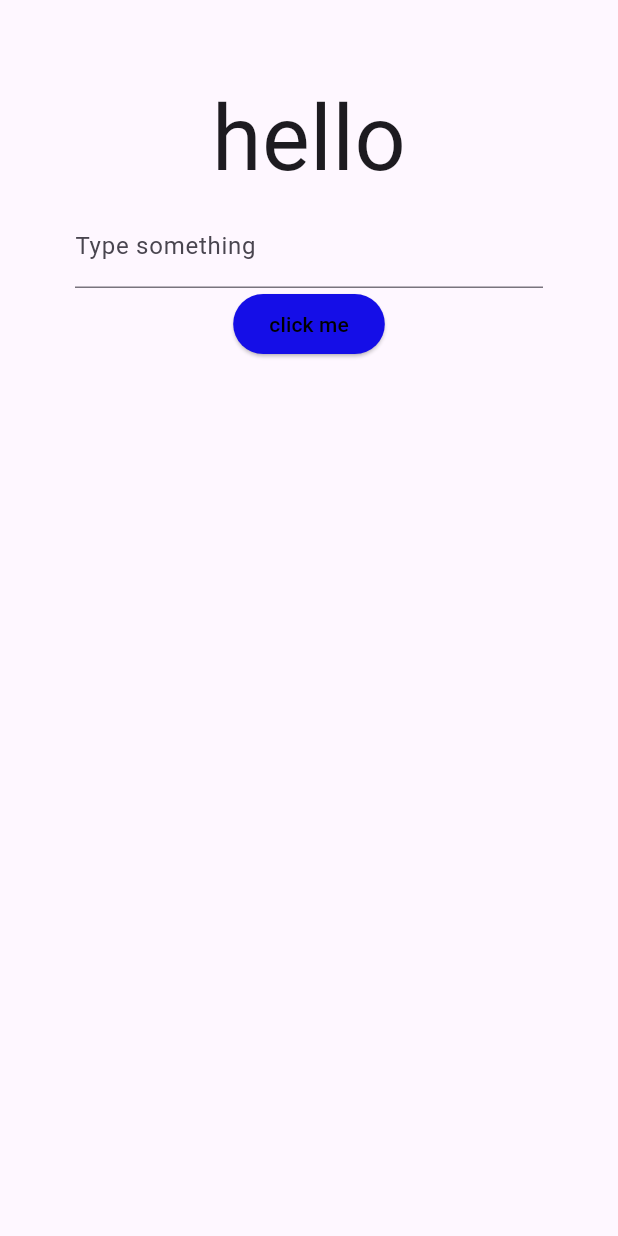
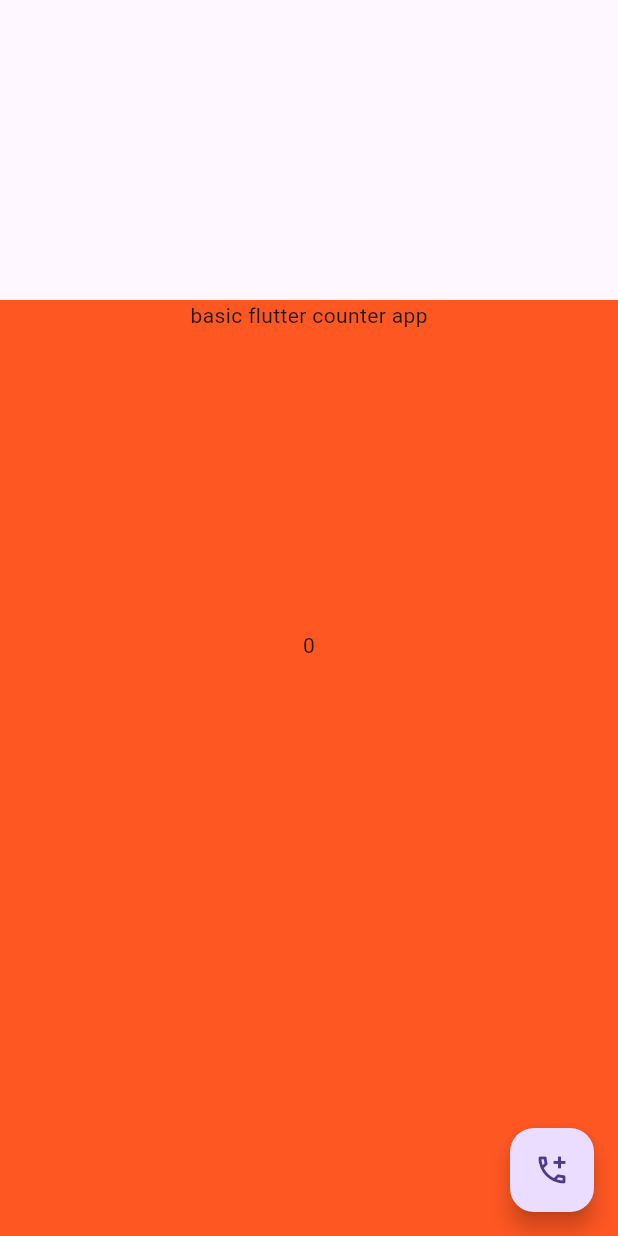
Before and after one commit to Jinsonjijy/sample_test, a Flutter app: the screen it shows after launch, on a phone screen of 412 x 824 dp. Run offline on Flutter 3.47's test engine with Material 3 defaults, Android fonts, the phone set to English and light mode, and no system bars.

Commit message:
done today's work

```diff
--- a/lib/main.dart
+++ b/lib/main.dart
@@ -1,4 +1,5 @@
 import 'package:flutter/material.dart';
+import 'package:testing_app/screen_home.dart';
 
 void main(){
   runApp(Myapp());
@@ -10,54 +11,9 @@ class Myapp extends StatelessWidget {
   Widget build(BuildContext context) {
     return MaterialApp(
       theme: ThemeData(
-        primarySwatch:Colors.indigo
+        primarySwatch:Colors.cyan
       ),
-      home: homescreen(),
+      home: ScreenHome(),
     );
   }
 }
-class homescreen extends StatefulWidget {
-   homescreen({super.key});
-
-  @override
-  State<homescreen> createState() => _homescreenState();
-}
-
-class _homescreenState extends State<homescreen> {
-  final _textcontroller=TextEditingController();
-
-  @override
-  Widget build(BuildContext context) {
-    return Scaffold(
-      body: Container(
-        padding: EdgeInsets.all(50),
-        child: Column(
-          children: [
-            Text('hello',style: TextStyle(fontSize: 60),),
-            TextField(
-              controller:_textcontroller,
-
-              decoration: InputDecoration(
-                labelText: 'Type something'
-              ),
-            ),
-            ElevatedButton(onPressed: (){
-              print(_textcontroller.text);
-              setState(() {
-                _textcontroller;
-              });
-            }, child: Text('click me'),style: ElevatedButton.styleFrom(
-              backgroundColor:const Color.fromARGB(255, 21, 14, 231),
-              foregroundColor: Colors.black
-
-            ),
-            ),
-            Text(_textcontroller.text,style: TextStyle(
-              fontSize: 75
-            ),)
-          ],
-        ),
-      ),
-    );
-  }
-}
--- /dev/null
+++ b/lib/screen_home.dart
@@ -0,0 +1,59 @@
+import 'package:flutter/material.dart';
+
+class ScreenHome extends StatefulWidget {
+   ScreenHome({super.key});
+  @override
+  State<ScreenHome> createState() => _ScreenHomeState();
+}
+
+class _ScreenHomeState extends State<ScreenHome> {
+  @override
+  int _counter=0;
+  Widget build(BuildContext context) {
+    return Scaffold(
+      body:
+         // padding: const EdgeInsets.all(25.0),
+           SafeArea(
+
+             child: Center(
+               child: Padding(
+
+                 padding: const EdgeInsets.only(
+                  top: 200
+                 ),
+                 child: Container(
+                  color: Colors.deepOrange,
+                   child: Column(
+                    children: [
+                      Text('basic flutter counter app'),
+                      Padding(
+
+                        padding: const EdgeInsets.only(top: 200),
+                        child: Center(
+                          child: Text(_counter.toString()),
+                        ),
+                      )
+
+                    ],
+
+                             ),
+                 ),
+               ),
+             ),
+           ),
+
+
+      floatingActionButton: FloatingActionButton(onPressed:
+       (){
+        _counter=_counter+1;
+        setState(() {
+          _counter;
+        });
+       },
+      child:
+       Icon(Icons.add_ic_call_outlined)
+       )
+        );
+
+  }
+}
```
